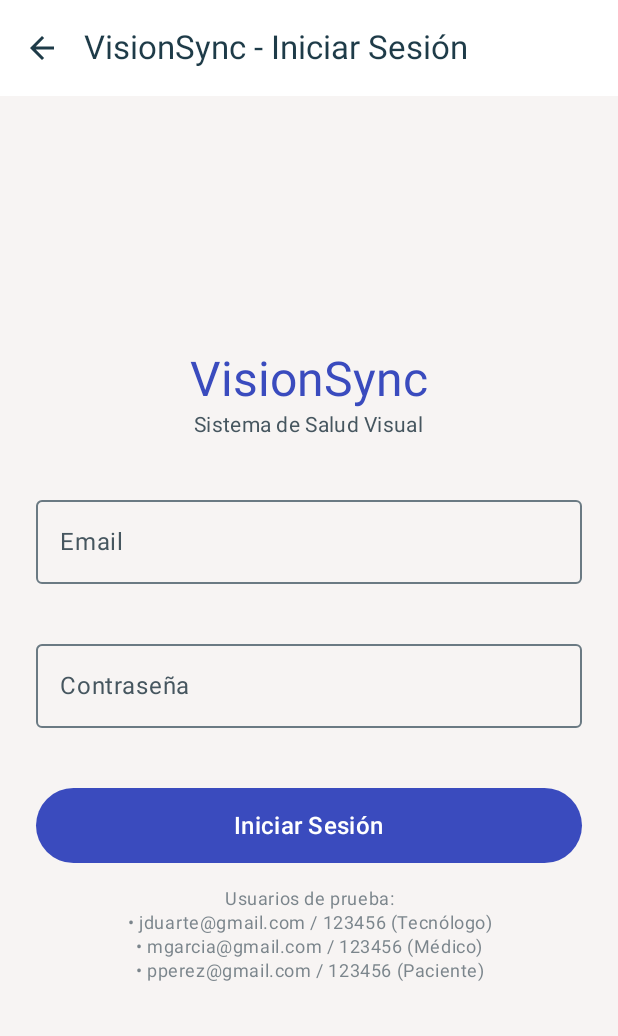
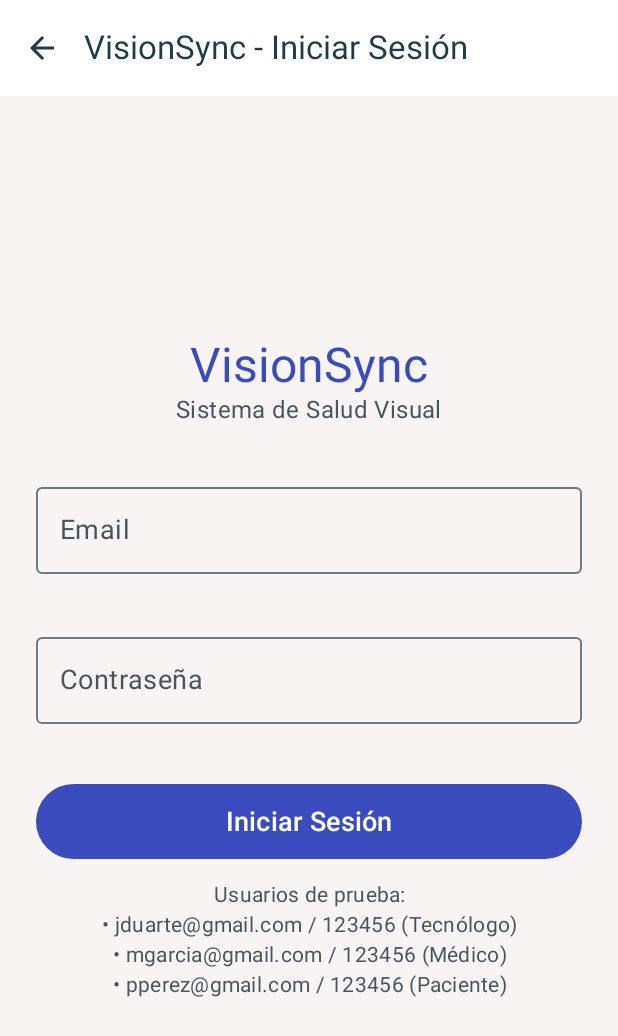
Before and after one commit to MrDeguitoo/VisionSync, an Android app built with Jetpack Compose: the screen it shows after launch (MainActivity), on a phone screen of 412 x 824 dp. Shown: the top 1036 px of the screen. Run offline under Robolectric (Android 15) with nearby library versions, the phone set to English and light mode, and no system bars; our stand-ins replace Room's generated code.

Commit message:
feat(a11y): texto ampliable, scroll y alturas flexibles

```diff
--- a/app/src/main/java/com/duoc/visionsyncc1/ui/components/EstadoConexion.kt
+++ b/app/src/main/java/com/duoc/visionsyncc1/ui/components/EstadoConexion.kt
@@ -13,7 +13,6 @@ import androidx.compose.ui.platform.LocalContext
 import androidx.compose.ui.text.font.FontWeight
 import androidx.compose.ui.tooling.preview.Preview
 import androidx.compose.ui.unit.dp
-import androidx.compose.ui.unit.sp
 import com.duoc.visionsyncc1.util.observarConexion
 
 /** Versión que se conecta sola al estado de red. Úsala en los dashboards. */
@@ -40,7 +39,7 @@ fun EstadoConexionPill(conectado: Boolean, modifier: Modifier = Modifier) {
         Spacer(Modifier.width(6.dp))
         Text(
             text = if (conectado) "Sincronizado" else "Sin conexión",
-            color = color, fontSize = 12.sp, fontWeight = FontWeight.SemiBold
+            color = color, style = MaterialTheme.typography.labelMedium, fontWeight = FontWeight.SemiBold
         )
     }
 }
--- a/app/src/main/java/com/duoc/visionsyncc1/ui/screens/BuscadorScreen.kt
+++ b/app/src/main/java/com/duoc/visionsyncc1/ui/screens/BuscadorScreen.kt
@@ -123,7 +123,7 @@ private fun SearchBar(
         onValueChange = onValueChange,
         modifier = modifier
             .fillMaxWidth()
-            .height(56.dp),
+            .heightIn(min = 56.dp),
         leadingIcon = leadingIcon,
         trailingIcon = trailingIcon,
         label = { Text(placeholder) },
--- a/app/src/main/java/com/duoc/visionsyncc1/ui/screens/ConfirmacionScreen.kt
+++ b/app/src/main/java/com/duoc/visionsyncc1/ui/screens/ConfirmacionScreen.kt
@@ -1,6 +1,8 @@
 package com.duoc.visionsyncc1.ui.screens
 
 import androidx.compose.foundation.layout.*
+import androidx.compose.foundation.rememberScrollState
+import androidx.compose.foundation.verticalScroll
 import androidx.compose.material3.*
 import androidx.compose.runtime.Composable
 import androidx.compose.ui.Alignment
@@ -20,7 +22,8 @@ fun ConfirmacionScreen(
         Column(
             modifier = Modifier
                 .padding(24.dp)
-                .fillMaxSize(),
+                .fillMaxSize()
+                .verticalScroll(rememberScrollState()),
             horizontalAlignment = Alignment.CenterHorizontally,
             verticalArrangement = Arrangement.Center
         ) {
--- a/app/src/main/java/com/duoc/visionsyncc1/ui/screens/DashTecnologoScreen.kt
+++ b/app/src/main/java/com/duoc/visionsyncc1/ui/screens/DashTecnologoScreen.kt
@@ -2,6 +2,8 @@ package com.duoc.visionsyncc1.ui.screens
 
 
 import androidx.compose.foundation.layout.*
+import androidx.compose.foundation.rememberScrollState
+import androidx.compose.foundation.verticalScroll
 import androidx.compose.material3.*
 import androidx.compose.runtime.Composable
 import androidx.compose.ui.Modifier
@@ -29,7 +31,8 @@ fun DashTecnologoScreen(
             modifier = Modifier
                 .padding(padding)
                 .padding(20.dp)
-                .fillMaxSize(),
+                .fillMaxSize()
+                .verticalScroll(rememberScrollState()),
             verticalArrangement = Arrangement.spacedBy(16.dp)
         ) {
             // Tarjeta informativa institucional
@@ -61,7 +64,7 @@ fun DashTecnologoScreen(
                 onClick = onNuevoExamen,
                 modifier = Modifier
                     .fillMaxWidth()
-                    .height(54.dp)
+                    .heightIn(min = 54.dp)
             ) {
                 Text("+ Registrar Nuevo Examen", style = MaterialTheme.typography.titleMedium)
             }
--- a/app/src/main/java/com/duoc/visionsyncc1/ui/screens/DetalleExamenScreen.kt
+++ b/app/src/main/java/com/duoc/visionsyncc1/ui/screens/DetalleExamenScreen.kt
@@ -225,15 +225,19 @@ fun DetalleExamenScreen(
 private fun InfoRow(label: String, value: String) {
     Row(
         modifier = Modifier.fillMaxWidth(),
-        horizontalArrangement = Arrangement.SpaceBetween
+        horizontalArrangement = Arrangement.spacedBy(12.dp)
     ) {
         Text(
             text = "$label:",
             style = MaterialTheme.typography.bodyMedium,
             color = MaterialTheme.colorScheme.onSurfaceVariant
         )
+        // weight(1f): el valor usa el espacio restante y baja de línea
+        // en vez de aplastarse cuando la fuente está ampliada.
         Text(
             text = value,
+            modifier = Modifier.weight(1f),
+            textAlign = androidx.compose.ui.text.style.TextAlign.End,
             style = MaterialTheme.typography.bodyMedium,
             color = MaterialTheme.colorScheme.onSurface
         )
--- a/app/src/main/java/com/duoc/visionsyncc1/ui/screens/LoginScreen.kt
+++ b/app/src/main/java/com/duoc/visionsyncc1/ui/screens/LoginScreen.kt
@@ -1,6 +1,8 @@
 package com.duoc.visionsyncc1.ui.screens
 
 import androidx.compose.foundation.layout.*
+import androidx.compose.foundation.rememberScrollState
+import androidx.compose.foundation.verticalScroll
 import androidx.compose.foundation.text.KeyboardOptions
 import androidx.compose.material.icons.Icons
 import androidx.compose.material.icons.automirrored.filled.ArrowBack
@@ -50,7 +52,8 @@ fun LoginScreen(
             modifier = Modifier
                 .padding(padding)
                 .padding(24.dp)
-                .fillMaxSize(),
+                .fillMaxSize()
+                .verticalScroll(rememberScrollState()),
             verticalArrangement = Arrangement.Center,
             horizontalAlignment = Alignment.CenterHorizontally
         ) {
@@ -121,7 +124,7 @@ fun LoginScreen(
                 onClick = { viewModel.intentarLogin() },
                 modifier = Modifier
                     .fillMaxWidth()
-                    .height(50.dp),
+                    .heightIn(min = 50.dp),
                 enabled = !uiState.loginExitoso
             ) {
                 if (uiState.loginExitoso) {
@@ -140,7 +143,7 @@ fun LoginScreen(
             Text(
                 text = "Usuarios de prueba:\n• jduarte@gmail.com / 123456 (Tecnólogo)\n• mgarcia@gmail.com / 123456 (Médico)\n• pperez@gmail.com / 123456 (Paciente)",
                 style = MaterialTheme.typography.bodySmall,
-                color = MaterialTheme.colorScheme.onSurfaceVariant.copy(alpha = 0.7f),
+                color = MaterialTheme.colorScheme.onSurfaceVariant,
                 textAlign = androidx.compose.ui.text.style.TextAlign.Center
             )
         }
--- a/app/src/main/java/com/duoc/visionsyncc1/ui/screens/RegistroExamenScreen.kt
+++ b/app/src/main/java/com/duoc/visionsyncc1/ui/screens/RegistroExamenScreen.kt
@@ -215,7 +215,7 @@ fun RegistroExamenScreen(
                 enabled = guardadoState !is GuardadoState.Guardando,
                 modifier = Modifier
                     .fillMaxWidth()
-                    .height(50.dp)
+                    .heightIn(min = 50.dp)
             ) {
                 if (guardadoState is GuardadoState.Guardando) {
                     CircularProgressIndicator(
--- a/app/src/main/java/com/duoc/visionsyncc1/ui/theme/Type.kt
+++ b/app/src/main/java/com/duoc/visionsyncc1/ui/theme/Type.kt
@@ -6,29 +6,66 @@ import androidx.compose.ui.text.font.FontFamily
 import androidx.compose.ui.text.font.FontWeight
 import androidx.compose.ui.unit.sp
 
-// Set of Material typography styles to start with
+/*
+ * Tipografía accesible: todo en sp (escala con el tamaño de fuente del sistema)
+ * y sin estilos menores a 12 sp. El texto de lectura (body) parte en 14-18 sp,
+ * por encima de los 12 sp por defecto de Material para el cuerpo pequeño.
+ */
 val Typography = Typography(
     bodyLarge = TextStyle(
         fontFamily = FontFamily.Default,
         fontWeight = FontWeight.Normal,
+        fontSize = 18.sp,
+        lineHeight = 26.sp,
+        letterSpacing = 0.3.sp
+    ),
+    bodyMedium = TextStyle(
+        fontFamily = FontFamily.Default,
+        fontWeight = FontWeight.Normal,
         fontSize = 16.sp,
         lineHeight = 24.sp,
-        letterSpacing = 0.5.sp
-    )
-    /* Other default text styles to override
-    titleLarge = TextStyle(
+        letterSpacing = 0.25.sp
+    ),
+    bodySmall = TextStyle(
         fontFamily = FontFamily.Default,
         fontWeight = FontWeight.Normal,
-        fontSize = 22.sp,
-        lineHeight = 28.sp,
-        letterSpacing = 0.sp
+        fontSize = 14.sp,
+        lineHeight = 20.sp,
+        letterSpacing = 0.2.sp
+    ),
+    titleMedium = TextStyle(
+        fontFamily = FontFamily.Default,
+        fontWeight = FontWeight.SemiBold,
+        fontSize = 18.sp,
+        lineHeight = 26.sp,
+        letterSpacing = 0.1.sp
+    ),
+    titleSmall = TextStyle(
+        fontFamily = FontFamily.Default,
+        fontWeight = FontWeight.SemiBold,
+        fontSize = 16.sp,
+        lineHeight = 24.sp,
+        letterSpacing = 0.1.sp
+    ),
+    labelLarge = TextStyle(
+        fontFamily = FontFamily.Default,
+        fontWeight = FontWeight.SemiBold,
+        fontSize = 16.sp,
+        lineHeight = 22.sp,
+        letterSpacing = 0.1.sp
+    ),
+    labelMedium = TextStyle(
+        fontFamily = FontFamily.Default,
+        fontWeight = FontWeight.Medium,
+        fontSize = 14.sp,
+        lineHeight = 20.sp,
+        letterSpacing = 0.3.sp
     ),
     labelSmall = TextStyle(
         fontFamily = FontFamily.Default,
         fontWeight = FontWeight.Medium,
-        fontSize = 11.sp,
+        fontSize = 12.sp,
         lineHeight = 16.sp,
-        letterSpacing = 0.5.sp
+        letterSpacing = 0.4.sp
     )
-    */
 )
```
Lines whose indentation alone changed are shown as unchanged.
